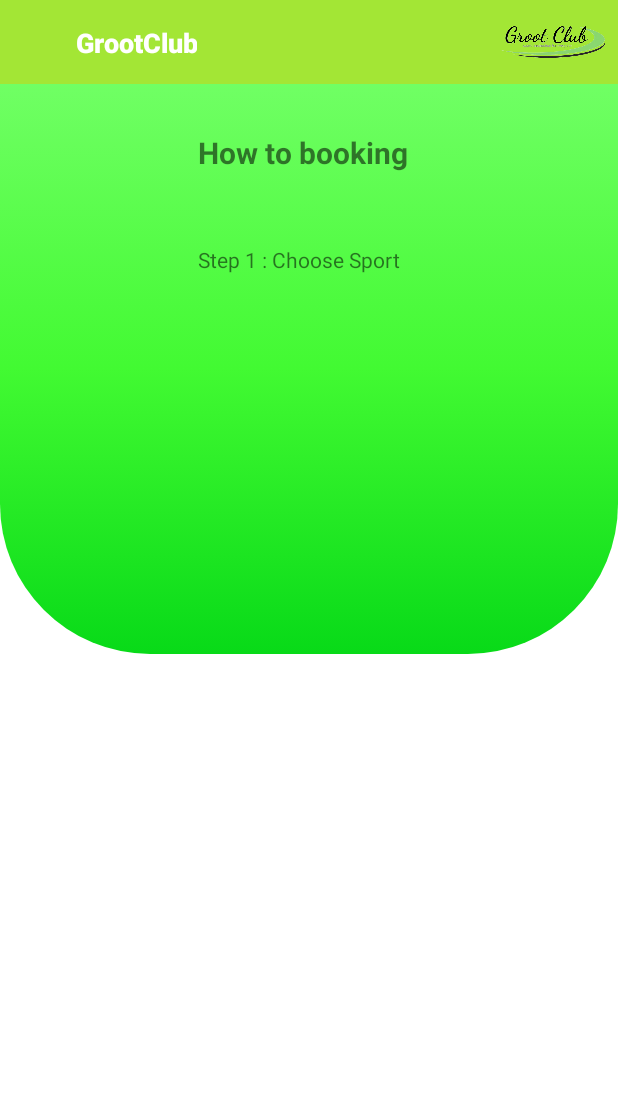
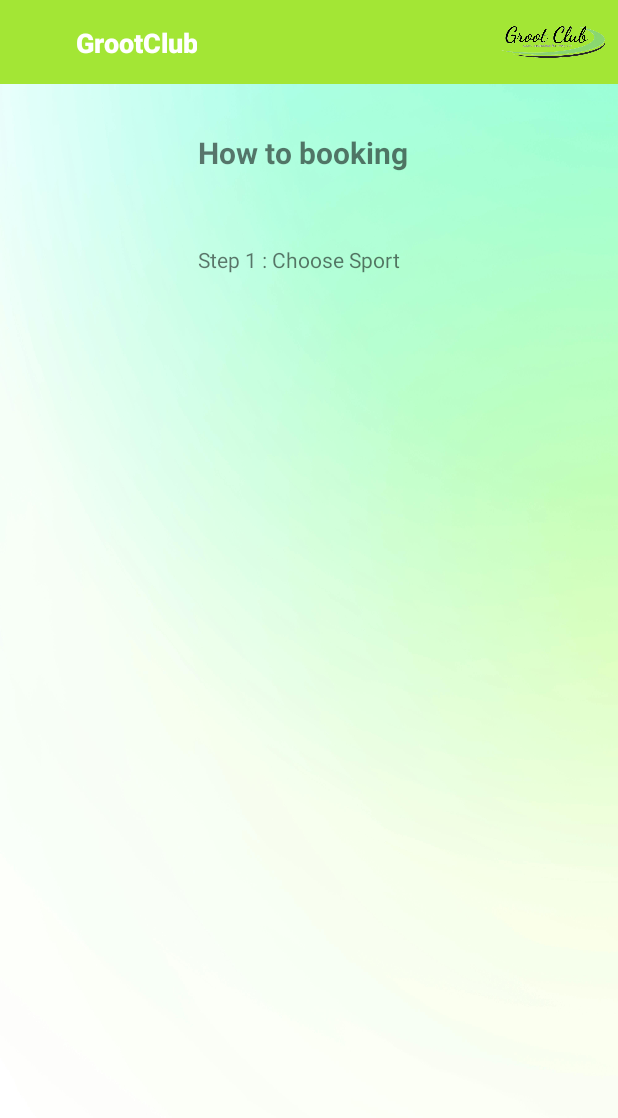
Before and after one commit to Peeraya2024/GrootClub, an Android app: the BookingFragment screen opened through its navigation route, on a phone screen of 412 x 824 dp. Shown: the top 1118 px of the screen. Run offline under Robolectric (Android 15) with nearby library versions, the phone set to English and light mode, and no system bars; our stand-ins replace navigation-ui; network calls fail; 1 statement that could not run was skipped.

Commit message:
update bg app

```diff
--- a/app/src/main/res/layout/activity_detail.xml
+++ b/app/src/main/res/layout/activity_detail.xml
@@ -4,7 +4,7 @@
     xmlns:tools="http://schemas.android.com/tools"
     android:layout_width="match_parent"
     android:layout_height="match_parent"
-    android:background="@color/white"
+    android:background="@drawable/background_gradient"
     tools:context=".ui.detail.DetailActivity">
 
     <include
--- a/app/src/main/res/layout/activity_login.xml
+++ b/app/src/main/res/layout/activity_login.xml
@@ -4,7 +4,7 @@
     xmlns:tools="http://schemas.android.com/tools"
     android:layout_width="match_parent"
     android:layout_height="match_parent"
-    android:background="@color/bgApp"
+    android:background="@drawable/background_gradient"
     tools:context=".ui.signIn.SignInActivity">
 
     <androidx.constraintlayout.widget.ConstraintLayout
--- a/app/src/main/res/layout/activity_main.xml
+++ b/app/src/main/res/layout/activity_main.xml
@@ -11,7 +11,7 @@
     <androidx.constraintlayout.widget.ConstraintLayout
         android:layout_width="match_parent"
         android:layout_height="match_parent"
-        android:background="@color/white">
+        android:background="@drawable/background_gradient">
 
     <include
         android:id="@+id/appBarMain"
--- a/app/src/main/res/layout/activity_sign_up.xml
+++ b/app/src/main/res/layout/activity_sign_up.xml
@@ -4,7 +4,7 @@
     xmlns:tools="http://schemas.android.com/tools"
     android:layout_width="match_parent"
     android:layout_height="match_parent"
-    android:background="@color/background_another_color"
+    android:background="@drawable/background_gradient"
     tools:context=".ui.signup.SignUpActivity">
 
     <include
--- a/app/src/main/res/layout/activity_splash.xml
+++ b/app/src/main/res/layout/activity_splash.xml
@@ -4,7 +4,7 @@
     xmlns:tools="http://schemas.android.com/tools"
     android:layout_width="match_parent"
     android:layout_height="match_parent"
-    android:background="@color/background_another_color"
+    android:background="@drawable/background_gradient"
     tools:context=".ui.splash.SplashActivity">
 
 
--- a/app/src/main/res/layout/fragment_booking.xml
+++ b/app/src/main/res/layout/fragment_booking.xml
@@ -4,17 +4,8 @@
     xmlns:tools="http://schemas.android.com/tools"
     android:layout_width="match_parent"
     android:layout_height="match_parent"
+    android:background="@drawable/background_gradient"
     tools:context=".ui.booking.BookingFragment">
-
-    <androidx.constraintlayout.widget.ConstraintLayout
-        android:id="@+id/bg_screen"
-        android:layout_width="match_parent"
-        android:layout_height="380dp"
-        app:layout_constraintStart_toStartOf="parent"
-        app:layout_constraintTop_toTopOf="parent"
-        android:background="@drawable/bg_screen">
-    </androidx.constraintlayout.widget.ConstraintLayout>
-
 
     <TextView
         android:id="@+id/textView2"
@@ -39,83 +30,4 @@
         app:layout_constraintStart_toStartOf="parent"
         app:layout_constraintTop_toBottomOf="@+id/textView2" />
 
-    <androidx.recyclerview.widget.RecyclerView
-        android:layout_width="match_parent"
-        android:layout_height="0dp"
-        app:layout_constraintStart_toStartOf="parent"
-        app:layout_constraintEnd_toEndOf="parent"
-        app:layout_constraintTop_toBottomOf="@+id/bg_screen"
-        app:layout_constraintBottom_toBottomOf="parent"
-        tools:listitem="@layout/item_sport"
-        android:orientation="horizontal"
-        />
-
-<!--    <LinearLayout-->
-<!--        android:gravity="center"-->
-<!--        android:layout_marginTop="36dp"-->
-<!--        app:layout_constraintStart_toStartOf="parent"-->
-<!--        app:layout_constraintTop_toBottomOf="@+id/textView3"-->
-<!--        android:layout_width="match_parent"-->
-<!--        android:layout_height="wrap_content"-->
-<!--        android:orientation="vertical"-->
-<!--        tools:layout_editor_absoluteX="0dp"-->
-<!--        tools:layout_editor_absoluteY="0dp">-->
-
-
-<!--        <androidx.appcompat.widget.AppCompatButton-->
-<!--            android:id="@+id/button_tennis"-->
-<!--            android:layout_width="150dp"-->
-<!--            android:layout_height="wrap_content"-->
-<!--            android:background="@drawable/gradient"-->
-<!--            android:text="Tennis"-->
-<!--            android:textColor="@color/white"-->
-<!--            android:layout_marginTop="@dimen/margin15dp"-->
-<!--             />-->
-
-<!--        <androidx.appcompat.widget.AppCompatButton-->
-<!--            android:id="@+id/button_badminton"-->
-<!--            android:layout_width="150dp"-->
-<!--            android:layout_height="wrap_content"-->
-<!--            android:background="@drawable/gradient"-->
-<!--            android:text="Badminton"-->
-<!--            android:textColor="@color/white"-->
-<!--            android:layout_marginTop="@dimen/margin20dp"-->
-
-<!--            />-->
-
-<!--        <androidx.appcompat.widget.AppCompatButton-->
-<!--            android:id="@+id/button_tabletenis"-->
-<!--            android:layout_width="150dp"-->
-<!--            android:layout_height="wrap_content"-->
-<!--            android:background="@drawable/gradient"-->
-<!--            android:text="Table tenis"-->
-<!--            android:textColor="@color/white"-->
-<!--            android:layout_marginTop="@dimen/margin20dp"-->
-<!--            />-->
-
-<!--        <androidx.appcompat.widget.AppCompatButton-->
-<!--            android:id="@+id/button_yoga"-->
-<!--            android:layout_width="150dp"-->
-<!--            android:layout_height="wrap_content"-->
-<!--            android:background="@drawable/gradient"-->
-<!--            android:text="Yoga"-->
-<!--            android:textColor="@color/white"-->
-<!--            android:layout_marginTop="@dimen/margin20dp"-->
-<!--            />-->
-
-<!--        <androidx.appcompat.widget.AppCompatButton-->
-<!--            android:id="@+id/button_aerobic"-->
-<!--            android:layout_width="150dp"-->
-<!--            android:layout_height="wrap_content"-->
-<!--            android:background="@drawable/gradient"-->
-<!--            android:text="Aerobic"-->
-<!--            android:textColor="@color/white"-->
-<!--            android:layout_marginTop="@dimen/margin20dp"-->
-<!--            />-->
-
-
-
-<!--    </LinearLayout>-->
-
-
 </androidx.constraintlayout.widget.ConstraintLayout>
--- a/app/src/main/res/layout/fragment_coachs.xml
+++ b/app/src/main/res/layout/fragment_coachs.xml
@@ -4,7 +4,7 @@
     xmlns:tools="http://schemas.android.com/tools"
     android:layout_width="match_parent"
     android:layout_height="match_parent"
-    android:background="@color/bgApp"
+    android:background="@drawable/background_gradient"
     tools:context=".ui.coach.CoachActivity">
 
     <include
--- a/app/src/main/res/layout/fragment_home.xml
+++ b/app/src/main/res/layout/fragment_home.xml
@@ -4,7 +4,7 @@
     xmlns:tools="http://schemas.android.com/tools"
     android:layout_width="match_parent"
     android:layout_height="match_parent"
-    android:background="@color/background_another_color"
+    android:background="@drawable/background_gradient"
     tools:context=".ui.home.HomeFragment">
 
     <androidx.core.widget.NestedScrollView
--- a/app/src/main/res/layout/fragment_profile.xml
+++ b/app/src/main/res/layout/fragment_profile.xml
@@ -4,7 +4,7 @@
     xmlns:tools="http://schemas.android.com/tools"
     android:layout_width="match_parent"
     android:layout_height="match_parent"
-    android:background="@color/background_another_color"
+    android:background="@drawable/background_gradient"
     tools:context=".ui.profile.ProfileFragment">
 
     <!-- TODO: Update blank fragment layout -->
--- a/app/src/main/res/layout/fragment_slideshow.xml
+++ b/app/src/main/res/layout/fragment_slideshow.xml
@@ -4,6 +4,7 @@
     xmlns:tools="http://schemas.android.com/tools"
     android:layout_width="match_parent"
     android:layout_height="match_parent"
+    android:background="@drawable/background_gradient"
     tools:context=".ui.slideshow.SlideshowFragment">
 
     <androidx.appcompat.widget.AppCompatImageView
--- a/app/src/main/res/layout/profile_edit.xml
+++ b/app/src/main/res/layout/profile_edit.xml
@@ -4,6 +4,7 @@
     xmlns:tools="http://schemas.android.com/tools"
     android:layout_width="match_parent"
     android:layout_height="match_parent"
+    android:background="@drawable/background_gradient"
     tools:context=".ui.profile.editProfile.ProfileEdit">
 
     <include
```
Also changed, not shown: app/src/main/res/drawable/background_gradient.jpg (added).
